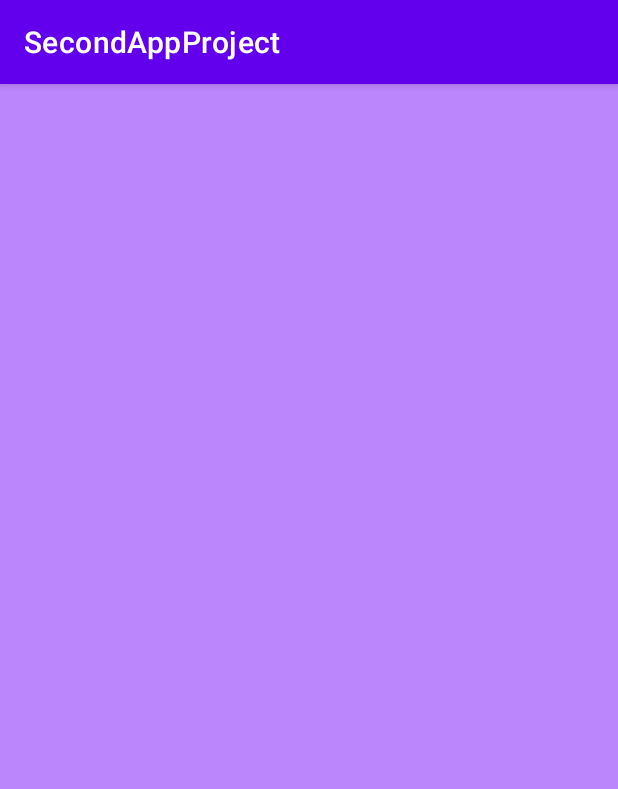
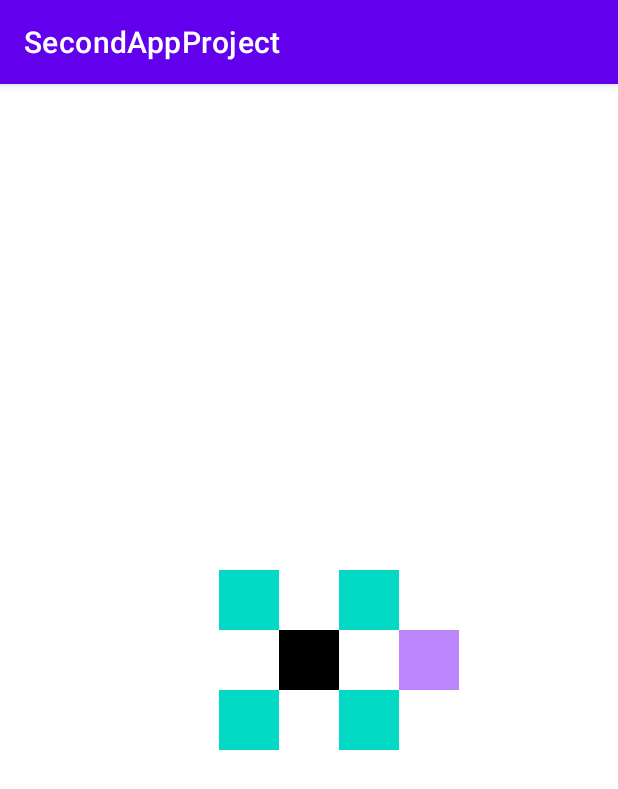
Before and after one commit to Sema1974/SecondAppProject, an Android app: the screen it shows after launch (MainActivity), on a phone screen of 412 x 824 dp. Shown: the top 789 px of the screen. Run offline under Robolectric (Android 15) with nearby library versions, the phone set to English and light mode, and no system bars.

```diff
--- a/app/src/main/res/layout/activity_main.xml
+++ b/app/src/main/res/layout/activity_main.xml
@@ -8,19 +8,54 @@
     tools:context=".MainActivity">
 
     <View
-        android:layout_width="match_parent"
-        android:layout_height="match_parent"
-        android:background="@color/teal_200"
+        android:layout_width="40dp"
+        android:layout_height="40dp"
+        android:background="@color/black"
         app:layout_constraintTop_toTopOf="parent"
+        app:layout_constraintBottom_toBottomOf="parent"
+        app:layout_constraintLeft_toLeftOf="parent"
+        app:layout_constraintRight_toRightOf="parent"
         android:id="@+id/view1"/>
 
     <View
-        android:layout_width="match_parent"
-        android:layout_height="match_parent"
-        android:background="@color/purple_200"
-        app:layout_constraintTop_toTopOf="@+id/view1"
+        android:layout_width="40dp"
+        android:layout_height="40dp"
+        android:background="@color/teal_200"
+        app:layout_constraintBottom_toTopOf="@id/view1"
+        app:layout_constraintRight_toLeftOf="@id/view1"
         android:id="@+id/view2"/>
 
+    <View
+        android:layout_width="40dp"
+        android:layout_height="40dp"
+        android:background="@color/teal_200"
+        app:layout_constraintBottom_toTopOf="@id/view1"
+        app:layout_constraintLeft_toRightOf="@id/view1"
+        android:id="@+id/view3"/>
+
+    <View
+        android:layout_width="40dp"
+        android:layout_height="40dp"
+        android:background="@color/teal_200"
+        app:layout_constraintTop_toBottomOf="@id/view1"
+        app:layout_constraintRight_toLeftOf="@id/view1"
+        android:id="@+id/view4"/>
+
+    <View
+        android:layout_width="40dp"
+        android:layout_height="40dp"
+        android:background="@color/teal_200"
+        app:layout_constraintTop_toBottomOf="@id/view1"
+        app:layout_constraintLeft_toRightOf="@id/view1"
+        android:id="@+id/view5"/>
+
+    <View
+        android:layout_width="40dp"
+        android:layout_height="40dp"
+        android:background="@color/purple_200"
+        app:layout_constraintTop_toBottomOf="@id/view2"
+        app:layout_constraintLeft_toRightOf="@id/view3"
+        android:id="@+id/view6"/>
 
 
 </androidx.constraintlayout.widget.ConstraintLayout>
```
